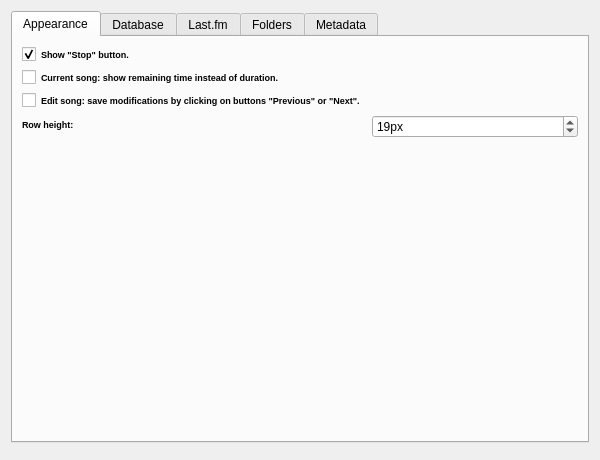
This is Form/DialogPreferences.ui in isuhao/TMediaPlayer as Qt 5 draws it before an edit. The edited form follows.
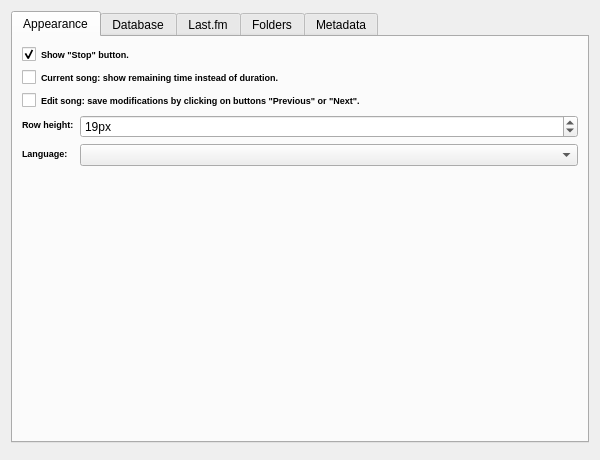
This is the edited form.

```diff
--- a/Form/DialogPreferences.ui
+++ b/Form/DialogPreferences.ui
@@ -33,10 +33,7 @@
        <string>Appearance</string>
       </attribute>
       <layout class="QFormLayout" name="formLayout">
-       <property name="fieldGrowthPolicy">
-        <enum>QFormLayout::AllNonFixedFieldsGrow</enum>
-       </property>
-       <item row="0" column="0">
+       <item row="0" column="0" colspan="2">
         <widget class="QCheckBox" name="editShowButtonStop">
          <property name="font">
           <font>
@@ -86,7 +83,7 @@
          </property>
         </widget>
        </item>
-       <item row="1" column="0">
+       <item row="1" column="0" colspan="2">
         <widget class="QCheckBox" name="editShowRemainingTime">
          <property name="font">
           <font>
@@ -100,7 +97,7 @@
          </property>
         </widget>
        </item>
-       <item row="2" column="0">
+       <item row="2" column="0" colspan="2">
         <widget class="QCheckBox" name="editEditSongAutoSave">
          <property name="font">
           <font>
@@ -114,6 +111,23 @@
          </property>
         </widget>
        </item>
+       <item row="4" column="0">
+        <widget class="QLabel" name="lblLanguage">
+         <property name="font">
+          <font>
+           <pointsize>7</pointsize>
+           <weight>75</weight>
+           <bold>true</bold>
+          </font>
+         </property>
+         <property name="text">
+          <string>Language:</string>
+         </property>
+        </widget>
+       </item>
+       <item row="4" column="1">
+        <widget class="QComboBox" name="editLanguage"/>
+       </item>
       </layout>
      </widget>
      <widget class="QWidget" name="tabDatabase">
```
